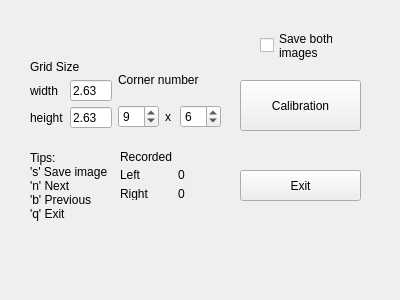
Qt form calibrationform.ui (escrowdis/fusion) before a commit.
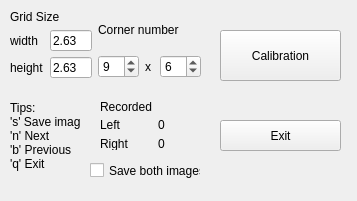
The same form after that commit.

The edit to the form file:
```diff
--- a/calibrationform.ui
+++ b/calibrationform.ui
@@ -6,18 +6,21 @@
    <rect>
     <x>0</x>
     <y>0</y>
-    <width>400</width>
-    <height>300</height>
+    <width>357</width>
+    <height>201</height>
    </rect>
   </property>
   <property name="windowTitle">
    <string>Form</string>
   </property>
+  <property name="autoFillBackground">
+   <bool>false</bool>
+  </property>
   <widget class="QWidget" name="layoutWidget_3">
    <property name="geometry">
     <rect>
-     <x>120</x>
-     <y>150</y>
+     <x>100</x>
+     <y>100</y>
      <width>102</width>
      <height>50</height>
     </rect>
@@ -66,8 +69,8 @@
   <widget class="QWidget" name="layoutWidget">
    <property name="geometry">
     <rect>
-     <x>30</x>
-     <y>60</y>
+     <x>10</x>
+     <y>10</y>
      <width>191</width>
      <height>68</height>
     </rect>
@@ -112,7 +115,7 @@
       </item>
      </layout>
     </item>
-    <item row="0" column="1">
+    <item row="0" column="2">
      <layout class="QGridLayout" name="gridLayout_3">
       <item row="0" column="0" colspan="4">
        <widget class="QLabel" name="label_9">
@@ -144,14 +147,27 @@
       </item>
      </layout>
     </item>
+    <item row="0" column="1">
+     <spacer name="horizontalSpacer">
+      <property name="orientation">
+       <enum>Qt::Horizontal</enum>
+      </property>
+      <property name="sizeHint" stdset="0">
+       <size>
+        <width>40</width>
+        <height>20</height>
+       </size>
+      </property>
+     </spacer>
+    </item>
    </layout>
   </widget>
   <widget class="QLabel" name="label_11">
    <property name="geometry">
     <rect>
-     <x>30</x>
-     <y>140</y>
-     <width>91</width>
+     <x>10</x>
+     <y>90</y>
+     <width>71</width>
      <height>91</height>
     </rect>
    </property>
@@ -166,8 +182,8 @@
   <widget class="QPushButton" name="pushButton_calibration">
    <property name="geometry">
     <rect>
-     <x>240</x>
-     <y>80</y>
+     <x>220</x>
+     <y>30</y>
      <width>121</width>
      <height>51</height>
     </rect>
@@ -179,8 +195,8 @@
   <widget class="QPushButton" name="pushButton_3">
    <property name="geometry">
     <rect>
-     <x>240</x>
-     <y>170</y>
+     <x>220</x>
+     <y>120</y>
      <width>121</width>
      <height>31</height>
     </rect>
@@ -192,15 +208,14 @@
   <widget class="QCheckBox" name="checkBox_SaveBoth">
    <property name="geometry">
     <rect>
-     <x>260</x>
-     <y>30</y>
-     <width>73</width>
-     <height>31</height>
+     <x>90</x>
+     <y>160</y>
+     <width>111</width>
+     <height>21</height>
     </rect>
    </property>
    <property name="text">
-    <string>Save both
-images</string>
+    <string>Save both images</string>
    </property>
   </widget>
   <widget class="QLabel" name="label_status">
```
